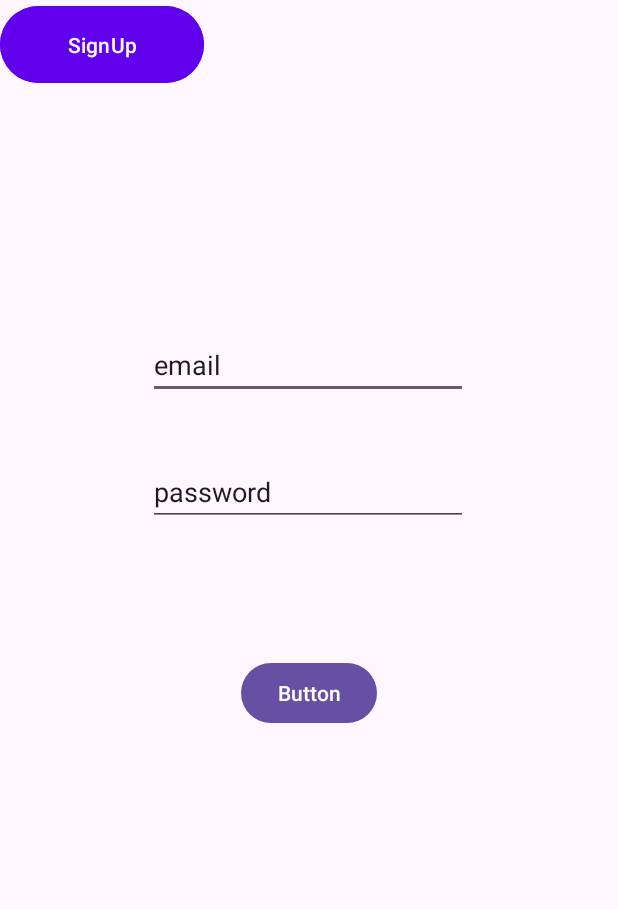
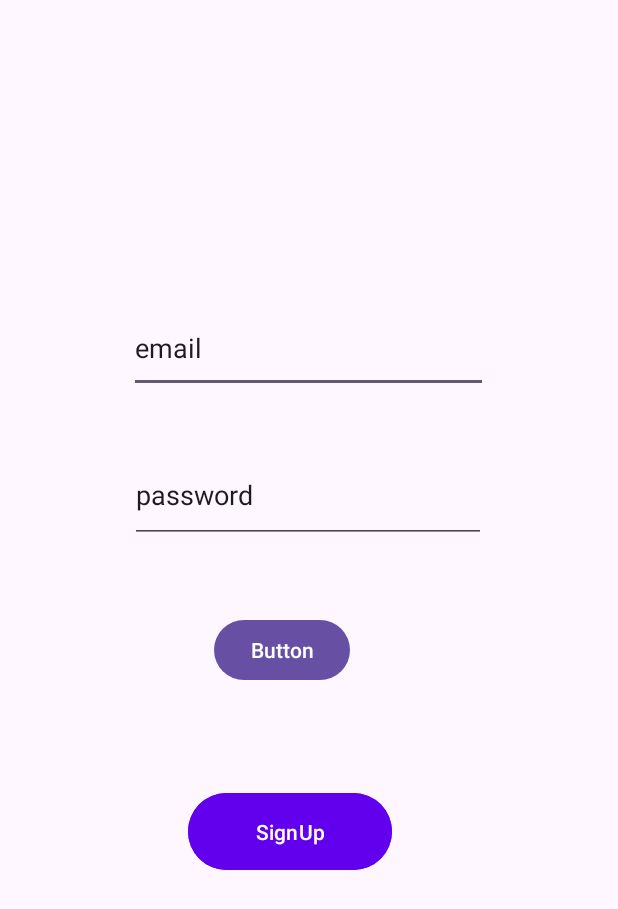
Before and after one commit to arielyo45/updated_intent, an Android app: the screen it shows after launch (MainActivity), on a phone screen of 412 x 824 dp. Shown: the top 909 px of the screen. Run offline under Robolectric (Android 15) with nearby library versions, the phone set to English and light mode, and no system bars; our stand-ins replace Firebase (no records; nobody signed in at launch, a user with empty details on screens opened directly).

Commit message:
היי אני עדכון של הרשמה אמור לעבוד במחשב בבית ספר זה לא עובד בגלל האינטרנט

```diff
--- a/app/src/main/AndroidManifest.xml
+++ b/app/src/main/AndroidManifest.xml
@@ -13,6 +13,9 @@
         android:theme="@style/Theme.MyApplication3"
         tools:targetApi="31">
         <activity
+            android:name=".TheHub"
+            android:exported="false" />
+        <activity
             android:name=".SignUp1"
             android:exported="false" />
         <activity
--- a/app/src/main/res/layout/activity_main.xml
+++ b/app/src/main/res/layout/activity_main.xml
@@ -9,8 +9,9 @@
 
     <EditText
         android:id="@+id/editTextText"
-        android:layout_width="wrap_content"
-        android:layout_height="wrap_content"
+        android:layout_width="239dp"
+        android:layout_height="59dp"
+        android:autofillHints=""
         android:ems="10"
         android:inputType="text"
         android:text="email"
@@ -19,12 +20,14 @@
         app:layout_constraintHorizontal_bias="0.497"
         app:layout_constraintStart_toStartOf="parent"
         app:layout_constraintTop_toTopOf="parent"
-        app:layout_constraintVertical_bias="0.848" />
+        app:layout_constraintVertical_bias="0.848"
+        tools:ignore="LabelFor" />
 
     <EditText
         android:id="@+id/editTextText2"
-        android:layout_width="wrap_content"
-        android:layout_height="wrap_content"
+        android:layout_width="237dp"
+        android:layout_height="64dp"
+        android:autofillHints=""
         android:ems="10"
         android:inputType="text"
         android:text="password"
@@ -43,9 +46,10 @@
         android:text="Button"
         app:layout_constraintBottom_toBottomOf="parent"
         app:layout_constraintEnd_toEndOf="parent"
+        app:layout_constraintHorizontal_bias="0.443"
         app:layout_constraintStart_toStartOf="parent"
         app:layout_constraintTop_toTopOf="parent"
-        app:layout_constraintVertical_bias="0.537" />
+        app:layout_constraintVertical_bias="0.498" />
 
     <Button
         android:id="@+id/signUpButton"
@@ -55,8 +59,12 @@
         android:onClick="onClick"
         android:text="SignUp"
         android:textColor="@android:color/white"
-        app:layout_constraintTop_margin="16dp"
-        tools:layout_editor_absoluteX="100dp"
-        tools:layout_editor_absoluteY="537dp" />
+        app:layout_constraintBottom_toBottomOf="parent"
+        app:layout_constraintEnd_toEndOf="parent"
+        app:layout_constraintHorizontal_bias="0.454"
+        app:layout_constraintStart_toStartOf="parent"
+
+        app:layout_constraintTop_toTopOf="parent"
+        app:layout_constraintVertical_bias="0.686" />
 
 </androidx.constraintlayout.widget.ConstraintLayout>
```
Also changed, not shown: app/src/main/java/com/example/myapplication3/FirebaseHandler.java (+21 -23 lines), app/src/main/java/com/example/myapplication3/SignUp1.java (+13 -5 lines), app/src/main/java/com/example/myapplication3/TheHub.java (added, +24 -0 lines), app/src/main/res/layout/activity_sign_up1.xml (+11 -9 lines), app/src/main/res/layout/activity_the_hub.xml (added, +55 -0 lines).
